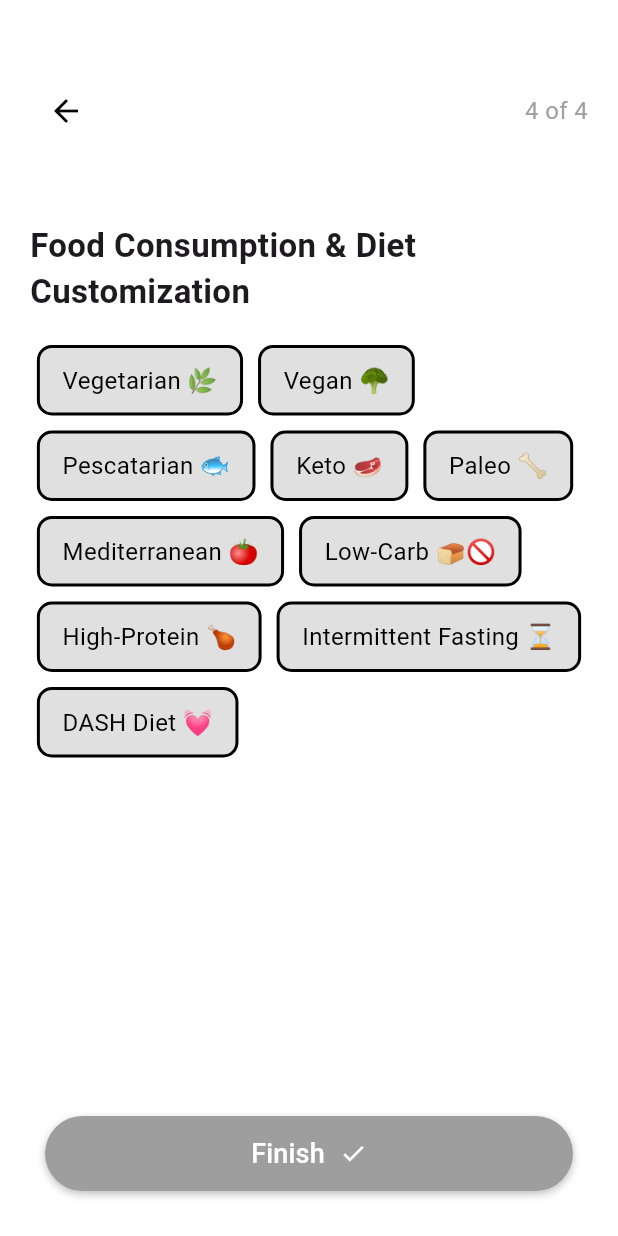
After one commit to kosuri-indu/ConsumeWise, a Flutter app: the FoodConsumptionPage screen opened directly, on a phone screen of 412 x 824 dp. The commit adds this screen. Run offline on Flutter 3.47's test engine with Material 3 defaults, Android fonts, the phone set to English and light mode, and no system bars; our stand-ins replace cloud_firestore, firebase_auth, firebase_core, numberpicker; accounts and stored records are empty.

Commit message:
added user past diet history survey pages

```diff
--- /dev/null
+++ b/frontend/lib/views/pages/food_consumption_page.dart
@@ -0,0 +1,153 @@
+import 'package:flutter/material.dart';
+import 'package:cloud_firestore/cloud_firestore.dart';
+import 'home_page.dart';
+import 'package:firebase_auth/firebase_auth.dart';
+
+class FoodConsumptionPage extends StatefulWidget {
+  @override
+  _FoodConsumptionPageState createState() => _FoodConsumptionPageState();
+}
+
+class _FoodConsumptionPageState extends State<FoodConsumptionPage> {
+  List<String> selectedDiets = [];
+
+  final List<String> diets = [
+    "Vegetarian 🌿",
+    "Vegan 🥦",
+    "Pescatarian 🐟",
+    "Keto 🥩",
+    "Paleo 🦴",
+    "Mediterranean 🍅",
+    "Low-Carb 🍞🚫",
+    "High-Protein 🍗",
+    "Intermittent Fasting ⏳",
+    "DASH Diet 💓",
+  ];
+
+  void toggleSelection(String diet) {
+    setState(() {
+      if (selectedDiets.contains(diet)) {
+        selectedDiets.remove(diet);
+      } else {
+        selectedDiets.add(diet);
+      }
+    });
+  }
+
+  Future<void> saveDietsToFirebase() async {
+    User? user = FirebaseAuth.instance.currentUser;
+    if (user != null) {
+      await FirebaseFirestore.instance.collection('users').doc(user.uid).set({
+        'dietary_preferences': selectedDiets,
+      }, SetOptions(merge: true));
+
+      // Redirect to HomePage after saving
+      Navigator.pushReplacement(
+        context,
+        MaterialPageRoute(builder: (context) => HomePage()),
+      );
+    } else {
+      print("Error: No authenticated user found.");
+    }
+  }
+
+  @override
+  Widget build(BuildContext context) {
+    return Scaffold(
+      backgroundColor: Colors.white,
+      body: Column(
+        children: [
+          SizedBox(height: 50),
+          Padding(
+            padding: EdgeInsets.symmetric(horizontal: 20),
+            child: Row(
+              mainAxisAlignment: MainAxisAlignment.spaceBetween,
+              children: [
+                IconButton(
+                  icon: Icon(Icons.arrow_back, color: Colors.black),
+                  onPressed: () => Navigator.pop(context),
+                ),
+                Text("4 of 4",
+                    style: TextStyle(fontSize: 16, color: Colors.grey)),
+              ],
+            ),
+          ),
+          SizedBox(height: 50),
+          Padding(
+            padding: EdgeInsets.symmetric(horizontal: 20),
+            child: Text(
+              "Food Consumption & Diet Customization",
+              style: TextStyle(fontSize: 22, fontWeight: FontWeight.bold),
+            ),
+          ),
+          SizedBox(height: 20),
+          Expanded(
+            child: Padding(
+              padding: EdgeInsets.symmetric(horizontal: 20),
+              child: Wrap(
+                spacing: 10,
+                runSpacing: 10,
+                children: diets.map((diet) {
+                  bool isSelected = selectedDiets.contains(diet);
+                  return GestureDetector(
+                    onTap: () => toggleSelection(diet),
+                    child: Container(
+                      padding:
+                          EdgeInsets.symmetric(horizontal: 15, vertical: 10),
+                      decoration: BoxDecoration(
+                        color: isSelected
+                            ? Colors.orange.shade100
+                            : Colors.grey.shade300,
+                        border: Border.all(
+                          color: isSelected ? Colors.orange : Colors.black,
+                          width: 2,
+                        ),
+                        borderRadius: BorderRadius.circular(10),
+                      ),
+                      child: Text(
+                        diet,
+                        style: TextStyle(fontSize: 16, color: Colors.black),
+                      ),
+                    ),
+                  );
+                }).toList(),
+              ),
+            ),
+          ),
+          SizedBox(height: 20),
+          Container(
+            margin: EdgeInsets.symmetric(horizontal: 30),
+            width: double.infinity,
+            height: 50,
+            decoration: BoxDecoration(
+              color: selectedDiets.isNotEmpty ? Colors.orange : Colors.grey,
+              borderRadius: BorderRadius.circular(25),
+              boxShadow: [
+                BoxShadow(
+                  color: Colors.black26,
+                  blurRadius: 4,
+                  offset: Offset(0, 2),
+                ),
+              ],
+            ),
+            child: TextButton(
+              onPressed: selectedDiets.isNotEmpty ? saveDietsToFirebase : null,
+              child: Row(
+                mainAxisAlignment: MainAxisAlignment.center,
+                children: [
+                  Text(
+                    "Finish",
+                    style: TextStyle(fontSize: 18, color: Colors.white),
+                  ),
+                  SizedBox(width: 10),
+                  Icon(Icons.check, color: Colors.white),
+                ],
+              ),
+            ),
+          ),
+          SizedBox(height: 30),
+        ],
+      ),
+    );
+  }
+}
--- a/frontend/lib/views/pages/gender_page.dart
+++ b/frontend/lib/views/pages/gender_page.dart
@@ -1,7 +1,7 @@
 import 'package:flutter/material.dart';
 import 'package:cloud_firestore/cloud_firestore.dart';
 import 'package:firebase_auth/firebase_auth.dart';
-import 'package:frontend/views/pages/home_page.dart';
+import 'package:frontend/views/pages/chronic_page.dart';
 
 class GenderPage extends StatefulWidget {
   @override
@@ -26,7 +26,7 @@ class _GenderPageState extends State<GenderPage> {
       );
       Navigator.push(
         context,
-        MaterialPageRoute(builder: (context) => HomePage()),
+        MaterialPageRoute(builder: (context) => ChronicPage()),
       );
     }
   }
@@ -90,7 +90,7 @@ class _GenderPageState extends State<GenderPage> {
                       mainAxisAlignment: MainAxisAlignment.center,
                       children: [
                         Text(
-                          "Finish",
+                          "Continue",
                           style: TextStyle(fontSize: 18, color: Colors.white),
                         ),
                         SizedBox(width: 10),
```
Also changed, not shown: frontend/lib/views/pages/allergies_page.dart (added, +140 -0 lines), frontend/lib/views/pages/chronic_page.dart (added, +164 -0 lines), frontend/lib/views/pages/food_sensitive_page.dart (added, +141 -0 lines), frontend/lib/views/pages/signup_page.dart (+23 -21 lines).
